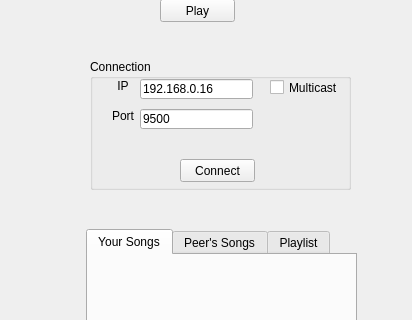
dpogue/CommAudio, file mainwindow.ui: the form before one commit; both pictures show x 0 to 412 and y 118 to 438 of the 412 by 598 pixel window.
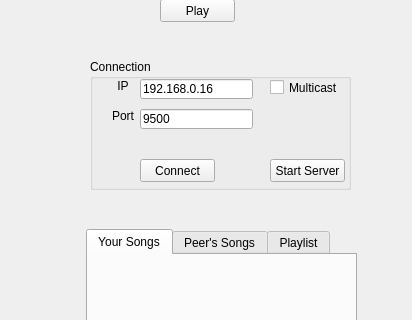
The form after the commit.

Commit message: added start server button

Diff of the .ui file:
```diff
--- a/mainwindow.ui
+++ b/mainwindow.ui
@@ -173,7 +173,7 @@
     <widget class="QPushButton" name="connectPushButton">
      <property name="geometry">
       <rect>
-       <x>90</x>
+       <x>50</x>
        <y>100</y>
        <width>75</width>
        <height>23</height>
@@ -186,10 +186,10 @@
     <widget class="QLabel" name="connectErrorLabel">
      <property name="geometry">
       <rect>
-       <x>100</x>
+       <x>5</x>
        <y>80</y>
-       <width>46</width>
-       <height>13</height>
+       <width>251</width>
+       <height>20</height>
       </rect>
      </property>
      <property name="cursor">
@@ -202,6 +202,19 @@
       <set>Qt::AlignCenter</set>
      </property>
     </widget>
+    <widget class="QPushButton" name="startServerPushButton">
+     <property name="geometry">
+      <rect>
+       <x>180</x>
+       <y>100</y>
+       <width>75</width>
+       <height>23</height>
+      </rect>
+     </property>
+     <property name="text">
+      <string>Start Server</string>
+     </property>
+    </widget>
    </widget>
    <widget class="QPushButton" name="chatPushButton">
     <property name="geometry">
```
The commit also changes 4 other files.
